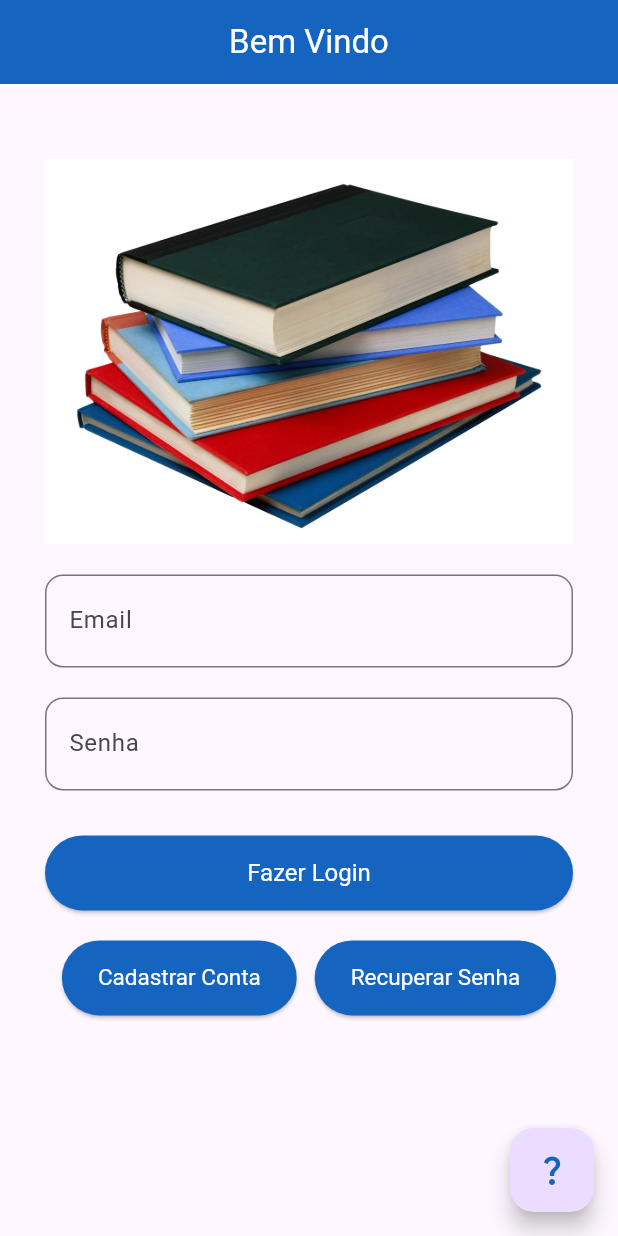
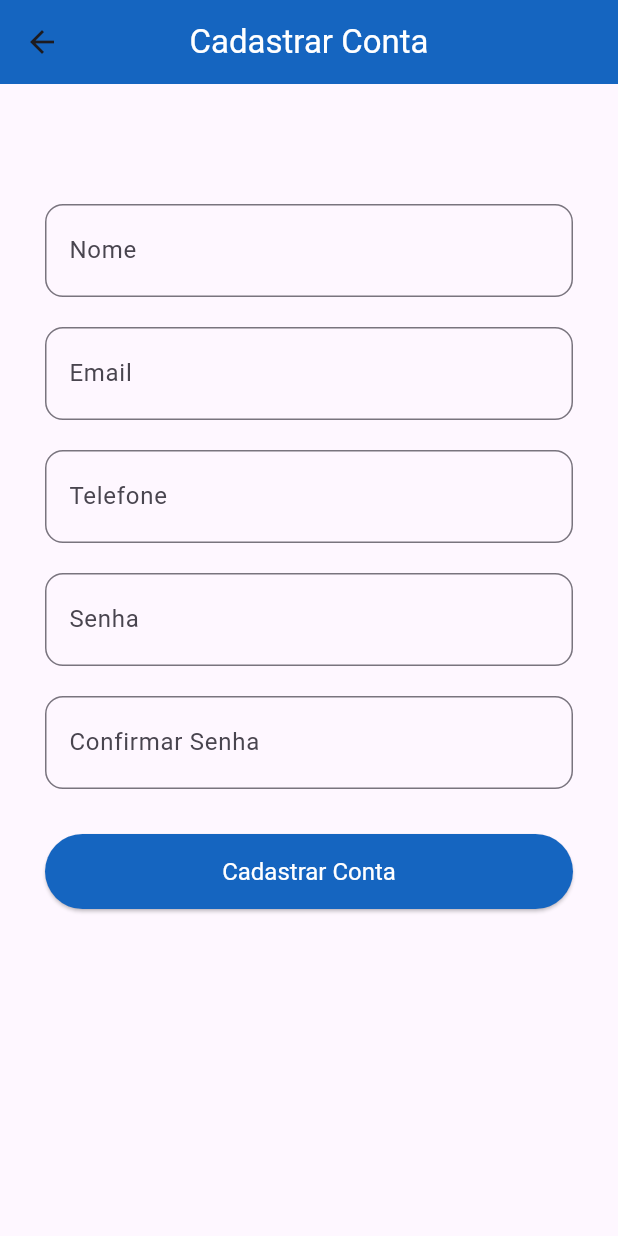
Before and after one commit to C-Vieira/AppMobileII, a Flutter app: the screen it shows after launch, after a tap on "Cadastrar Conta", on a phone screen of 412 x 824 dp. Run offline on Flutter 3.47's test engine with Material 3 defaults, Android fonts, the phone set to English and light mode, and no system bars; our stand-ins replace device_preview.

Commit message:
(Feature)Cadastro: Adicionar estrutura inicial de UI para tela de cadastro
Incluir layout básico para tela de cadastro de usuário, contendo campos:
nome, email, telefone, senha e confirmação de senha.

```diff
--- a/lib/main.dart
+++ b/lib/main.dart
@@ -1,6 +1,8 @@
 import 'package:app_mobile2/view/about_view.dart';
+import 'package:app_mobile2/view/home_view.dart';
 import 'package:app_mobile2/view/login_view.dart';
 import 'package:app_mobile2/view/recover_password_view.dart';
+import 'package:app_mobile2/view/register_view.dart';
 import 'package:device_preview/device_preview.dart';
 import 'package:flutter/material.dart';
 
@@ -26,6 +28,8 @@ class MainApp extends StatelessWidget {
         'login' : (context) => const LoginView(),
         'about' : (context) => const AboutView(),
         'recover' : (context) => const RecoverPasswordView(),
+        'register' : (context) => const RegisterView(),
+        'home' : (context) => const HomeView(),
       },
     );
   }
--- /dev/null
+++ b/lib/view/register_view.dart
@@ -0,0 +1,108 @@
+import 'package:flutter/material.dart';
+
+class RegisterView extends StatefulWidget {
+  const RegisterView({super.key});
+
+  @override
+  State<RegisterView> createState() => _RegisterViewState();
+}
+
+class _RegisterViewState extends State<RegisterView> {
+  @override
+  Widget build(BuildContext context) {
+    return Scaffold(
+      /*
+       *  AppBar
+       */
+      appBar: AppBar(
+        title: Text("Cadastrar Conta", style: TextStyle(color: Colors.white)),
+        centerTitle: true,
+        backgroundColor: Colors.blue.shade800,
+      ),
+      /*
+       *  Body
+       */
+      body: Padding(
+        padding: EdgeInsets.fromLTRB(30, 50, 30, 30),
+
+        child: Column(
+          children: [
+            SizedBox(height: 30.0),
+            /*
+             *  Name Input Field
+             */
+            TextField(
+              style: TextStyle(fontSize: 20),
+              decoration: InputDecoration(
+                labelText: "Nome",
+                border: OutlineInputBorder(borderRadius: BorderRadius.circular(12.0)),
+              ),
+              onChanged: (value) {},
+            ),
+            SizedBox(height: 20.0),
+            /*
+             *  Email Input Field
+             */
+            TextField(
+              style: TextStyle(fontSize: 20),
+              decoration: InputDecoration(
+                labelText: "Email",
+                border: OutlineInputBorder(borderRadius: BorderRadius.circular(12.0)),
+              ),
+              onChanged: (value) {},
+            ),
+            SizedBox(height: 20.0),
+            /*
+             *  Phone Number Input Field
+             */
+            TextField(
+              style: TextStyle(fontSize: 20),
+              decoration: InputDecoration(
+                labelText: "Telefone",
+                border: OutlineInputBorder(borderRadius: BorderRadius.circular(12.0)),
+              ),
+              onChanged: (value) {},
+            ),
+            SizedBox(height: 20.0),
+            /*
+             *  Password Input Field
+             */
+            TextField(
+              style: TextStyle(fontSize: 20),
+              decoration: InputDecoration(
+                labelText: "Senha",
+                border: OutlineInputBorder(borderRadius: BorderRadius.circular(12.0)),
+              ),
+              onChanged: (value) {},
+            ),
+            SizedBox(height: 20.0),
+            /*
+             *  Confirm Password Input Field
+             */
+            TextField(
+              style: TextStyle(fontSize: 20),
+              decoration: InputDecoration(
+                labelText: "Confirmar Senha",
+                border: OutlineInputBorder(borderRadius: BorderRadius.circular(12.0)),
+              ),
+              onChanged: (value) {},
+            ),
+            SizedBox(height: 30.0),
+            /*
+             *  Register User Button
+             */
+            ElevatedButton(
+              style: ElevatedButton.styleFrom(
+                backgroundColor: Colors.blue.shade800,
+                foregroundColor: Colors.white,
+                minimumSize: Size(400, 50), textStyle: TextStyle(fontSize: 16.0),
+              ),
+              onPressed: () {},
+              child: Text("Cadastrar Conta"),
+            ),
+          ],
+        ),
+      ),
+    );
+  }
+}
```
Also changed, not shown: lib/view/home_view.dart (added, +36 -0 lines), lib/view/login_view.dart (+7 -2 lines).
